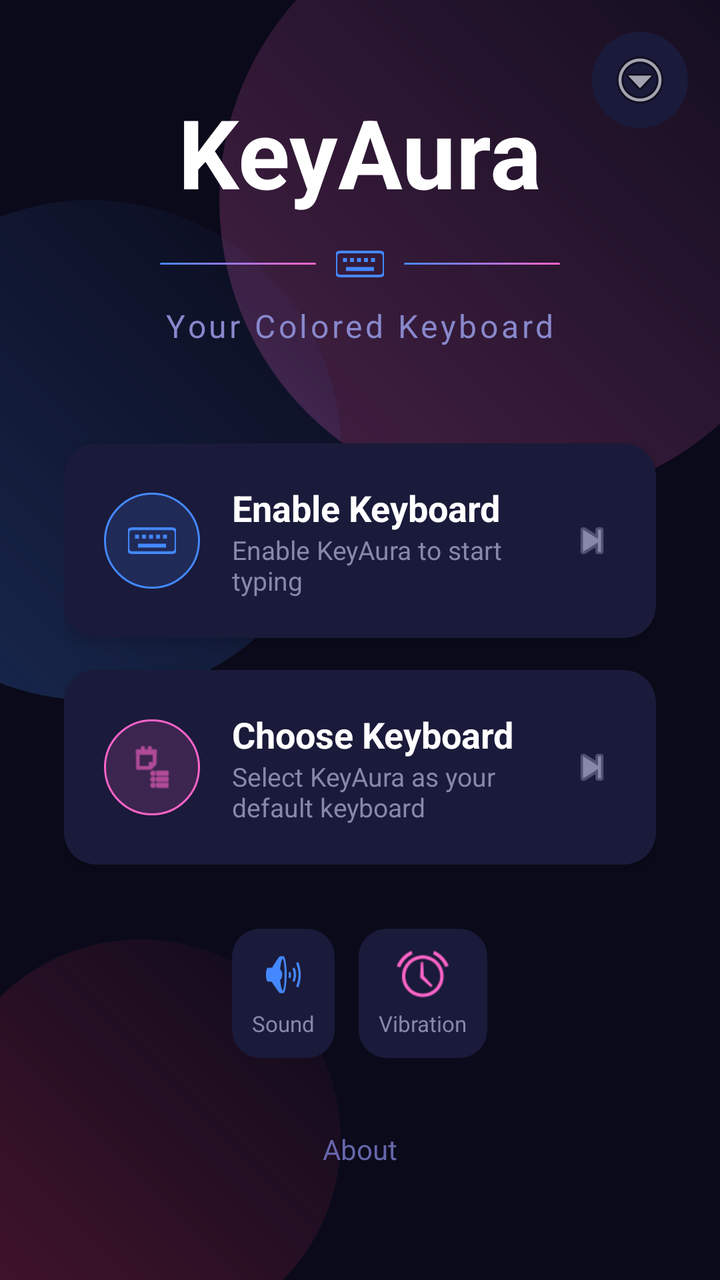
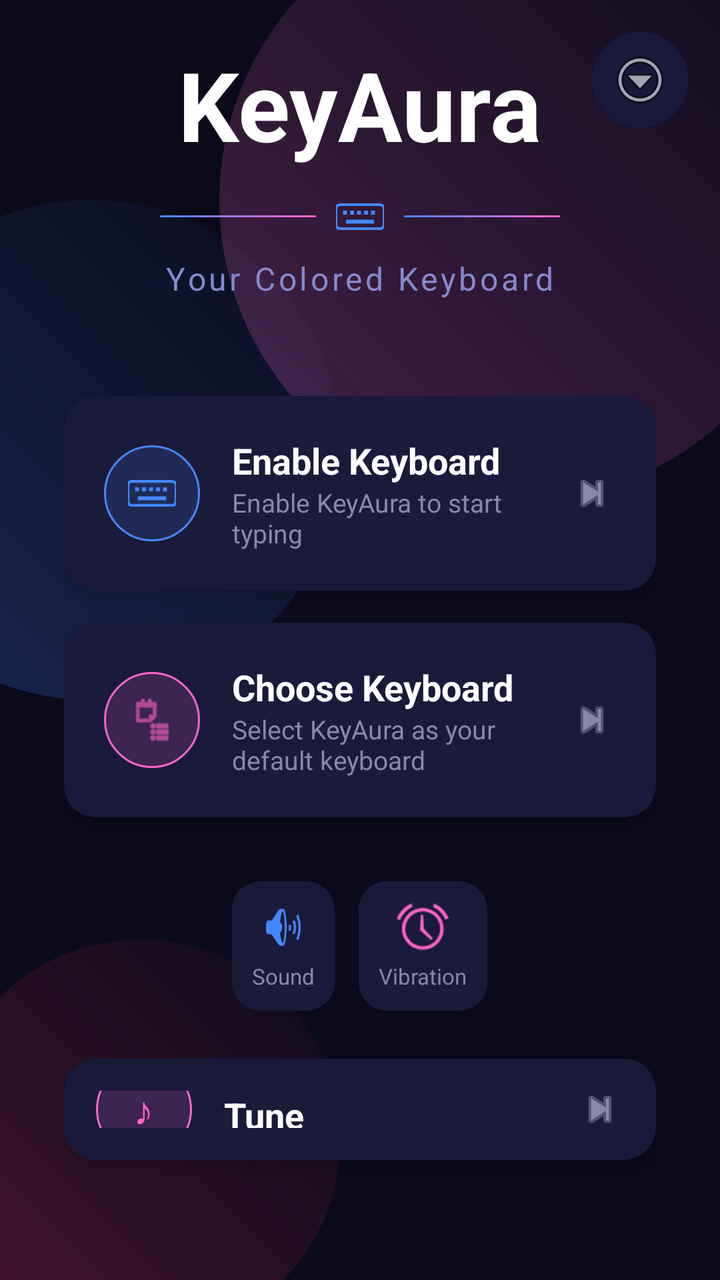

Screens rendered from an Android XML layout before and after an edit, with the pre-edit source and the edit as a unified diff.
<!-- AndroidManifest.xml: activity theme Theme.KeyAura -->
<!-- res/layout/activity_main.xml -->
<?xml version="1.0" encoding="utf-8"?>
<FrameLayout xmlns:android="http://schemas.android.com/apk/res/android"
    xmlns:app="http://schemas.android.com/apk/res-auto"
    android:layout_width="match_parent"
    android:layout_height="match_parent"
    android:background="#0A0A1A">

    
    <View
        android:layout_width="300dp"
        android:layout_height="300dp"
        android:layout_gravity="top|end"
        android:layout_marginTop="-50dp"
        android:layout_marginEnd="-50dp"
        android:background="@drawable/bg_circle_purple" />

    <View
        android:layout_width="250dp"
        android:layout_height="250dp"
        android:layout_gravity="top|start"
        android:layout_marginTop="100dp"
        android:layout_marginStart="-80dp"
        android:background="@drawable/bg_circle_blue" />

    <View
        android:layout_width="200dp"
        android:layout_height="200dp"
        android:layout_gravity="bottom|start"
        android:layout_marginBottom="-30dp"
        android:layout_marginStart="-30dp"
        android:background="@drawable/bg_circle_pink" />

    
    <ImageButton
        android:id="@+id/btnMenu"
        android:layout_width="48dp"
        android:layout_height="48dp"
        android:layout_gravity="top|end"
        android:layout_margin="16dp"
        android:background="@drawable/bg_menu_button"
        android:src="@android:drawable/ic_menu_more"
        android:contentDescription="Menu" />

    <LinearLayout
        android:layout_width="match_parent"
        android:layout_height="match_parent"
        android:orientation="vertical"
        android:gravity="center"
        android:padding="32dp">

        
        <TextView
            android:id="@+id/logoText"
            android:layout_width="wrap_content"
            android:layout_height="wrap_content"
            android:text="KeyAura"
            android:textSize="48sp"
            android:textStyle="bold"
            android:fontFamily="sans-serif"
            android:textColor="#FFFFFF"
            android:layout_marginBottom="12dp" />

        
        <LinearLayout
            android:layout_width="200dp"
            android:layout_height="wrap_content"
            android:orientation="horizontal"
            android:gravity="center_vertical"
            android:layout_marginBottom="8dp">

            <View
                android:layout_width="0dp"
                android:layout_height="1dp"
                android:layout_weight="1"
                android:background="@drawable/gradient_line" />

            <ImageView
                android:layout_width="24dp"
                android:layout_height="24dp"
                android:layout_marginHorizontal="10dp"
                android:src="@drawable/ic_keyboard_glyph"
                android:contentDescription="@null" />

            <View
                android:layout_width="0dp"
                android:layout_height="1dp"
                android:layout_weight="1"
                android:background="@drawable/gradient_line" />
        </LinearLayout>

        
        <TextView
            android:layout_width="wrap_content"
            android:layout_height="wrap_content"
            android:text="Your Colored Keyboard"
            android:textSize="16sp"
            android:textColor="#8888CC"
            android:letterSpacing="0.1"
            android:layout_marginBottom="48dp" />

        
        <androidx.cardview.widget.CardView
            android:layout_width="match_parent"
            android:layout_height="wrap_content"
            android:layout_marginBottom="16dp"
            app:cardCornerRadius="16dp"
            app:cardBackgroundColor="#1A1A3A"
            app:cardElevation="4dp">

            <LinearLayout
                android:id="@+id/btnEnable"
                android:layout_width="match_parent"
                android:layout_height="wrap_content"
                android:orientation="horizontal"
                android:padding="20dp"
                android:gravity="center_vertical"
                android:background="?attr/selectableItemBackground"
                android:clickable="true"
                android:focusable="true">

                <FrameLayout
                    android:layout_width="48dp"
                    android:layout_height="48dp"
                    android:background="@drawable/bg_icon_circle_blue"
                    android:layout_marginEnd="16dp">

                    <ImageView
                        android:layout_width="24dp"
                        android:layout_height="24dp"
                        android:layout_gravity="center"
                        android:src="@drawable/ic_keyboard_glyph"
                        android:contentDescription="@null" />
                </FrameLayout>

                <LinearLayout
                    android:layout_width="0dp"
                    android:layout_height="wrap_content"
                    android:layout_weight="1"
                    android:orientation="vertical">

                    <TextView
                        android:id="@+id/btnEnableLabel"
                        android:layout_width="wrap_content"
                        android:layout_height="wrap_content"
                        android:text="@string/enable_keyboard"
                        android:textSize="18sp"
                        android:textColor="#FFFFFF"
                        android:textStyle="bold" />

                    <TextView
                        android:layout_width="wrap_content"
                        android:layout_height="wrap_content"
                        android:text="@string/enable_keyboard_desc"
                        android:textSize="13sp"
                        android:textColor="#8888AA" />
                </LinearLayout>

                <ImageView
                    android:layout_width="24dp"
                    android:layout_height="24dp"
                    android:src="@android:drawable/ic_media_next"
                    android:tint="#8888AA" />
            </LinearLayout>
        </androidx.cardview.widget.CardView>

        
        <androidx.cardview.widget.CardView
            android:layout_width="match_parent"
            android:layout_height="wrap_content"
            android:layout_marginBottom="32dp"
            app:cardCornerRadius="16dp"
            app:cardBackgroundColor="#1A1A3A"
            app:cardElevation="4dp">

            <LinearLayout
                android:id="@+id/btnChoose"
                android:layout_width="match_parent"
                android:layout_height="wrap_content"
                android:orientation="horizontal"
                android:padding="20dp"
                android:gravity="center_vertical"
                android:background="?attr/selectableItemBackground"
                android:clickable="true"
                android:focusable="true">

                <FrameLayout
                    android:layout_width="48dp"
                    android:layout_height="48dp"
                    android:background="@drawable/bg_icon_circle_pink"
                    android:layout_marginEnd="16dp">

                    <ImageView
                        android:layout_width="24dp"
                        android:layout_height="24dp"
                        android:layout_gravity="center"
                        android:src="@android:drawable/ic_menu_agenda"
                        android:tint="#FF64C8"
                        android:contentDescription="@null" />
                </FrameLayout>

                <LinearLayout
                    android:layout_width="0dp"
                    android:layout_height="wrap_content"
                    android:layout_weight="1"
                    android:orientation="vertical">

                    <TextView
                        android:layout_width="wrap_content"
                        android:layout_height="wrap_content"
                        android:text="@string/choose_keyboard"
                        android:textSize="18sp"
                        android:textColor="#FFFFFF"
                        android:textStyle="bold" />

                    <TextView
                        android:layout_width="wrap_content"
                        android:layout_height="wrap_content"
                        android:text="@string/choose_keyboard_desc"
                        android:textSize="13sp"
                        android:textColor="#8888AA" />
                </LinearLayout>

                <ImageView
                    android:layout_width="24dp"
                    android:layout_height="24dp"
                    android:src="@android:drawable/ic_media_next"
                    android:tint="#8888AA" />
            </LinearLayout>
        </androidx.cardview.widget.CardView>

        
        <LinearLayout
            android:layout_width="wrap_content"
            android:layout_height="wrap_content"
            android:orientation="horizontal"
            android:gravity="center"
            android:layout_marginBottom="24dp">

            <LinearLayout
                android:id="@+id/btnToggleSound"
                android:layout_width="wrap_content"
                android:layout_height="wrap_content"
                android:orientation="vertical"
                android:gravity="center"
                android:padding="10dp"
                android:layout_marginEnd="12dp"
                android:background="@drawable/bg_settings_toggle"
                android:clickable="true"
                android:focusable="true">

                <ImageView
                    android:id="@+id/iconSound"
                    android:layout_width="26dp"
                    android:layout_height="26dp"
                    android:src="@android:drawable/ic_lock_silent_mode_off"
                    android:tint="#4488FF" />

                <TextView
                    android:id="@+id/labelSound"
                    android:layout_width="wrap_content"
                    android:layout_height="wrap_content"
                    android:layout_marginTop="4dp"
                    android:text="Sound"
                    android:textSize="11sp"
                    android:textColor="#8888AA" />
            </LinearLayout>

            <LinearLayout
                android:id="@+id/btnToggleVibration"
                android:layout_width="wrap_content"
                android:layout_height="wrap_content"
                android:orientation="vertical"
                android:gravity="center"
                android:padding="10dp"
                android:background="@drawable/bg_settings_toggle"
                android:clickable="true"
                android:focusable="true">

                <ImageView
                    android:id="@+id/iconVibration"
                    android:layout_width="26dp"
                    android:layout_height="26dp"
                    android:src="@android:drawable/ic_lock_idle_alarm"
                    android:tint="#FF64C8" />

                <TextView
                    android:id="@+id/labelVibration"
                    android:layout_width="wrap_content"
                    android:layout_height="wrap_content"
                    android:layout_marginTop="4dp"
                    android:text="Vibration"
                    android:textSize="11sp"
                    android:textColor="#8888AA" />
            </LinearLayout>

        </LinearLayout>

        
        <TextView
            android:id="@+id/btnAbout"
            android:layout_width="wrap_content"
            android:layout_height="wrap_content"
            android:text="@string/about"
            android:textSize="14sp"
            android:textColor="#6666AA"
            android:padding="12dp"
            android:background="?attr/selectableItemBackground"
            android:clickable="true"
            android:focusable="true" />

    </LinearLayout>
</FrameLayout>
<!-- resources referenced by this layout -->
<resources>
  <!-- drawable bg_circle_blue (drawable) -->
  <?xml version="1.0" encoding="utf-8"?>
  <shape xmlns:android="http://schemas.android.com/apk/res/android"
      android:shape="oval">
      <gradient
          android:startColor="#404488FF"
          android:endColor="#004488FF"
          android:angle="45" />
  </shape>
  <!-- drawable bg_circle_pink (drawable) -->
  <?xml version="1.0" encoding="utf-8"?>
  <shape xmlns:android="http://schemas.android.com/apk/res/android"
      android:shape="oval">
      <gradient
          android:startColor="#40FF3264"
          android:endColor="#00FF3264"
          android:angle="45" />
  </shape>
  <!-- drawable bg_circle_purple (drawable) -->
  <?xml version="1.0" encoding="utf-8"?>
  <shape xmlns:android="http://schemas.android.com/apk/res/android"
      android:shape="oval">
      <gradient
          android:startColor="#40FF64C8"
          android:endColor="#00FF64C8"
          android:angle="45" />
  </shape>
  <!-- drawable bg_icon_circle_blue (drawable) -->
  <?xml version="1.0" encoding="utf-8"?>
  <shape xmlns:android="http://schemas.android.com/apk/res/android"
      android:shape="oval">
      <solid android:color="#264488FF" />
      <stroke android:width="1dp" android:color="#4488FF" />
  </shape>
  <!-- drawable bg_icon_circle_pink (drawable) -->
  <?xml version="1.0" encoding="utf-8"?>
  <shape xmlns:android="http://schemas.android.com/apk/res/android"
      android:shape="oval">
      <solid android:color="#26FF64C8" />
      <stroke android:width="1dp" android:color="#FF64C8" />
  </shape>
  <!-- drawable bg_menu_button (drawable) -->
  <?xml version="1.0" encoding="utf-8"?>
  <shape xmlns:android="http://schemas.android.com/apk/res/android"
      android:shape="oval">
      <solid android:color="#1A1A3A" />
  </shape>
  <!-- drawable bg_settings_toggle (drawable) -->
  <?xml version="1.0" encoding="utf-8"?>
  <shape xmlns:android="http://schemas.android.com/apk/res/android"
      android:shape="rectangle">
      <solid android:color="#1A1A3A" />
      <corners android:radius="14dp" />
  </shape>
  <!-- drawable gradient_line (drawable) -->
  <?xml version="1.0" encoding="utf-8"?>
  <shape xmlns:android="http://schemas.android.com/apk/res/android"
      android:shape="rectangle">
      <gradient
          android:startColor="#4488FF"
          android:endColor="#FF64C8"
          android:angle="0" />
      <corners android:radius="1dp" />
  </shape>
  <!-- drawable ic_keyboard_glyph (drawable) -->
  <?xml version="1.0" encoding="utf-8"?>
  <vector xmlns:android="http://schemas.android.com/apk/res/android"
      android:width="24dp"
      android:height="24dp"
      android:viewportWidth="24"
      android:viewportHeight="24">
      
      <path
          android:pathData="M2,6 L22,6 A2,2 0 0 1 24,8 L24,16 A2,2 0 0 1 22,18 L2,18 A2,2 0 0 1 0,16 L0,8 A2,2 0 0 1 2,6 Z"
          android:strokeColor="#4488FF"
          android:strokeWidth="1.4"
          android:fillColor="#00000000" />
      
      <path android:pathData="M3.5,9 h2 v2 h-2 z" android:fillColor="#4488FF" />
      <path android:pathData="M7,9 h2 v2 h-2 z" android:fillColor="#4488FF" />
      <path android:pathData="M10.5,9 h2 v2 h-2 z" android:fillColor="#4488FF" />
      <path android:pathData="M14,9 h2 v2 h-2 z" android:fillColor="#4488FF" />
      <path android:pathData="M17.5,9 h2 v2 h-2 z" android:fillColor="#4488FF" />
      
      <path android:pathData="M5,13.5 h14 v2 h-14 z" android:fillColor="#4488FF" />
  </vector>
  <string name="about">About</string>
  <string name="choose_keyboard">Choose Keyboard</string>
  <string name="choose_keyboard_desc">Select KeyAura as your default keyboard</string>
  <string name="enable_keyboard">Enable Keyboard</string>
  <string name="enable_keyboard_desc">Enable KeyAura to start typing</string>
  <style name="Theme.KeyAura" parent="Theme.Material3.Dark.NoActionBar">
          <item name="android:windowBackground">@android:color/black</item>
          <item name="android:statusBarColor">@android:color/black</item>
          <item name="android:navigationBarColor">@android:color/black</item>
      </style>
</resources>

<!-- the commit's change to res/layout/activity_main.xml (unified diff, before → after) -->
@@ -296,6 +296,102 @@
         </LinearLayout>
 
         
+        <androidx.cardview.widget.CardView
+            android:id="@+id/btnTune"
+            android:layout_width="match_parent"
+            android:layout_height="wrap_content"
+            android:layout_marginBottom="16dp"
+            android:clickable="true"
+            android:focusable="true"
+            android:foreground="?attr/selectableItemBackground"
+            app:cardCornerRadius="16dp"
+            app:cardBackgroundColor="#1A1A3A"
+            app:cardElevation="4dp">
+
+            <LinearLayout
+                android:layout_width="match_parent"
+                android:layout_height="wrap_content"
+                android:orientation="horizontal"
+                android:gravity="center_vertical"
+                android:padding="16dp">
+
+                <FrameLayout
+                    android:layout_width="48dp"
+                    android:layout_height="48dp"
+                    android:background="@drawable/bg_icon_circle_pink"
+                    android:layout_marginEnd="16dp">
+
+                    <TextView
+                        android:layout_width="wrap_content"
+                        android:layout_height="wrap_content"
+                        android:layout_gravity="center"
+                        android:text="\u266A"
+                        android:textSize="20sp"
+                        android:textColor="#FF64C8" />
+                </FrameLayout>
+
+                <LinearLayout
+                    android:layout_width="0dp"
+                    android:layout_height="wrap_content"
+                    android:layout_weight="1"
+                    android:orientation="vertical">
+
+                    <TextView
+                        android:layout_width="wrap_content"
+                        android:layout_height="wrap_content"
+                        android:text="Tune"
+                        android:textSize="18sp"
+                        android:textColor="#FFFFFF"
+                        android:textStyle="bold" />
+
+                    <TextView
+                        android:layout_width="wrap_content"
+                        android:layout_height="wrap_content"
+                        android:text="Choose the swipe sound instrument"
+                        android:textSize="13sp"
+                        android:textColor="#8888AA" />
+                </LinearLayout>
+
+                <ImageView
+                    android:layout_width="24dp"
+                    android:layout_height="24dp"
+                    android:src="@android:drawable/ic_media_next"
+                    android:tint="#8888AA" />
+            </LinearLayout>
+        </androidx.cardview.widget.CardView>
+
+        
+        <LinearLayout
+            android:id="@+id/btnToggleNinjaMode"
+            android:layout_width="match_parent"
+            android:layout_height="wrap_content"
+            android:orientation="horizontal"
+            android:gravity="center_vertical"
+            android:padding="14dp"
+            android:layout_marginBottom="24dp"
+            android:background="@drawable/bg_settings_toggle"
+            android:clickable="true"
+            android:focusable="true">
+
+            <TextView
+                android:layout_width="0dp"
+                android:layout_height="wrap_content"
+                android:layout_weight="1"
+                android:text="Ninja Fighting Mode"
+                android:textSize="15sp"
+                android:textColor="#FFFFFF" />
+
+            <TextView
+                android:id="@+id/labelNinjaMode"
+                android:layout_width="wrap_content"
+                android:layout_height="wrap_content"
+                android:text="OFF"
+                android:textSize="13sp"
+                android:textStyle="bold"
+                android:textColor="#888888" />
+        </LinearLayout>
+
+        
         <TextView
             android:id="@+id/btnAbout"
             android:layout_width="wrap_content"
